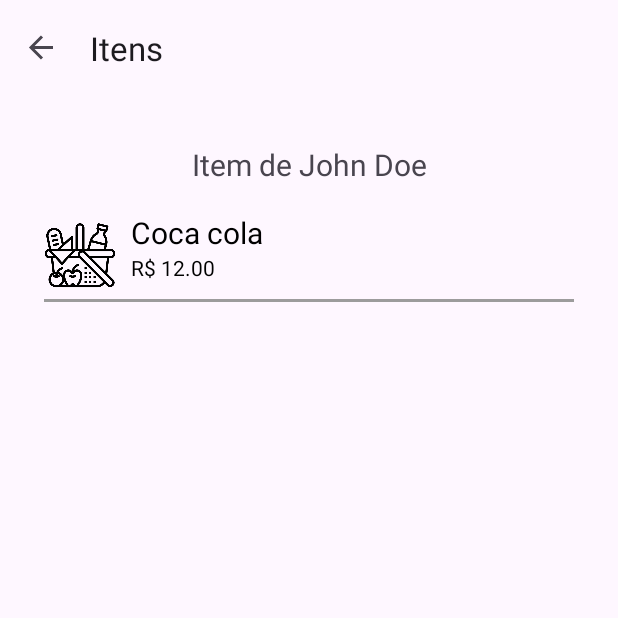
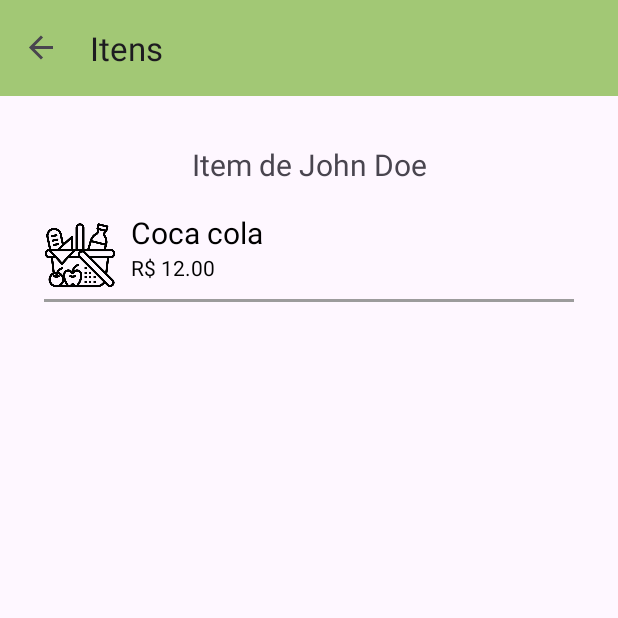
Before and after one commit to leticiotte/SplitTheBill, an Android app: the screen it shows after launch (MainActivity), after a tap on "John Doe", on a phone screen of 412 x 824 dp, the top half of it. Run offline under Robolectric (Android 15) with nearby library versions, the phone set to English and light mode, and no system bars; our stand-ins replace navigation-ui.

Commit message:
feat: changes toolbar background color

```diff
--- a/app/src/main/res/layout/activity_main.xml
+++ b/app/src/main/res/layout/activity_main.xml
@@ -9,6 +9,7 @@
     <com.google.android.material.appbar.AppBarLayout
         android:layout_width="match_parent"
         android:layout_height="wrap_content"
+        android:background="#A2C875"
         android:fitsSystemWindows="true">
 
         <com.google.android.material.appbar.MaterialToolbar
```
